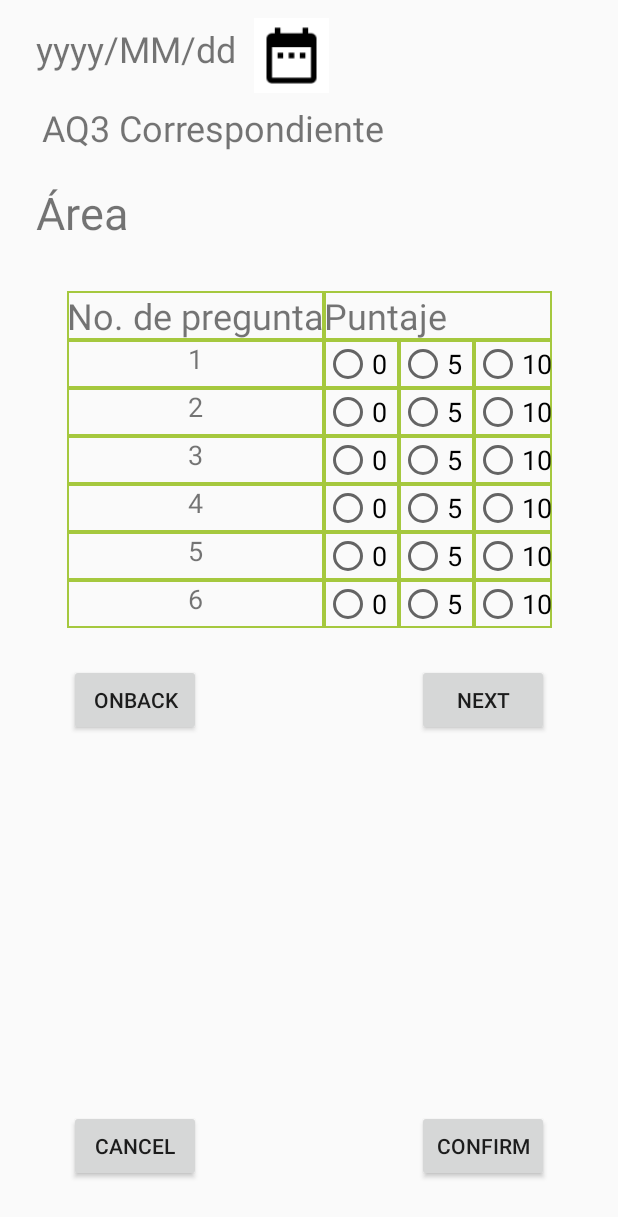
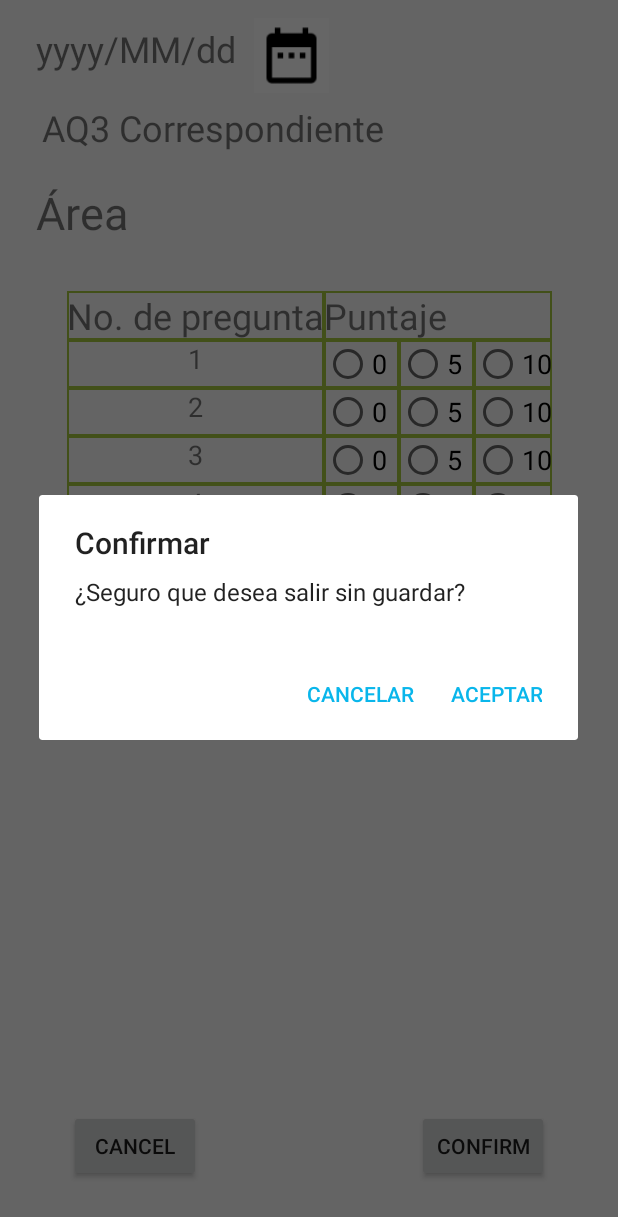
Before and after one commit to ce-force/App-rendamos, an Android app: the ASQ3TestActivity screen opened directly, with no data from a screen before it, after a tap on "CANCEL", on a phone screen of 412 x 824 dp. Shown: the top 1217 px of the screen. Run offline under Robolectric (Android 15) with nearby library versions, the phone set to English and light mode, and no system bars; 2 statements that could not run were skipped.

```diff
--- a/app/src/main/java/com/ceforce/app_rendamos/ASQ3TestActivity.java
+++ b/app/src/main/java/com/ceforce/app_rendamos/ASQ3TestActivity.java
@@ -1,8 +1,10 @@
 package com.ceforce.app_rendamos;
 
+import androidx.appcompat.app.AlertDialog;
 import androidx.appcompat.app.AppCompatActivity;
 import androidx.fragment.app.DialogFragment;
 
+import android.content.DialogInterface;
 import android.content.Intent;
 import android.os.Bundle;
 import android.util.Log;
@@ -14,6 +16,7 @@ import android.widget.TextView;
 
 import com.ceforce.app_rendamos.RecyclerView.RecyclerViewAdapter;
 import com.ceforce.app_rendamos.Utilities.DateUtilities;
+import com.ceforce.app_rendamos.login.LoginActivity;
 import com.ceforce.app_rendamos.login.SaveSharedPreference;
 import com.ceforce.app_rendamos.ui.DatePickerFragment;
 import com.ceforce.app_rendamos.user.User;
@@ -181,12 +184,44 @@ public class ASQ3TestActivity extends AppCompatActivity {
     }
 
     public void onConfirm(View view){
-        finish();
+        clean();
+        Refresh();
+        AlertDialog.Builder builder = new AlertDialog.Builder(this);
+// Add the buttons
+        builder.setPositiveButton("Ok", new DialogInterface.OnClickListener() {
+            public void onClick(DialogInterface dialog, int id) {
+
+            }
+        });
+        builder.setMessage("Guardado con éxito")
+                .setTitle("");
+
+        AlertDialog dialog = builder.create();
+
+        dialog.show();
     }
 
     public void onCancel(View view){
         clean();
         Refresh();
+        AlertDialog.Builder builder = new AlertDialog.Builder(this);
+// Add the buttons
+        builder.setPositiveButton("Aceptar", new DialogInterface.OnClickListener() {
+            public void onClick(DialogInterface dialog, int id) {
+                finish();
+            }
+        });
+        builder.setNegativeButton("Cancelar", new DialogInterface.OnClickListener() {
+            public void onClick(DialogInterface dialog, int id) {
+                // User cancelled the dialog
+            }
+        });
+        builder.setMessage("¿Seguro que desea salir sin guardar?")
+                .setTitle("Confirmar");
+
+        AlertDialog dialog = builder.create();
+
+        dialog.show();
 
     }
 
```
